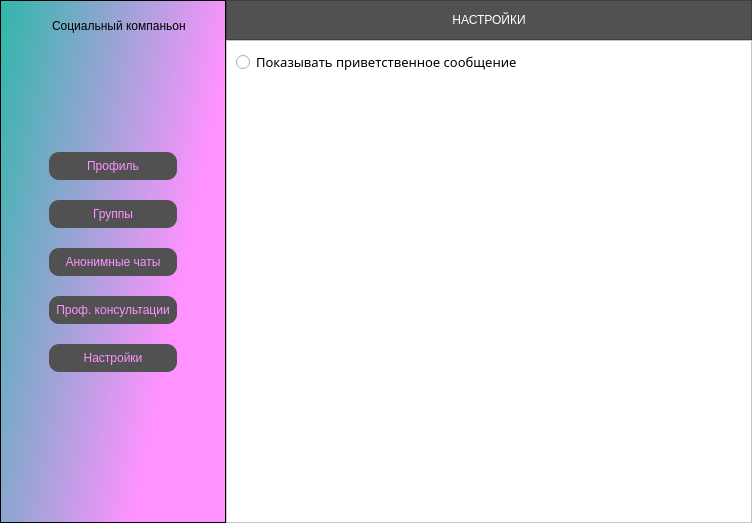
This is uis/main_win.ui in KIBORGm/amn_project as Qt 5 draws it before an edit. The edited form follows.
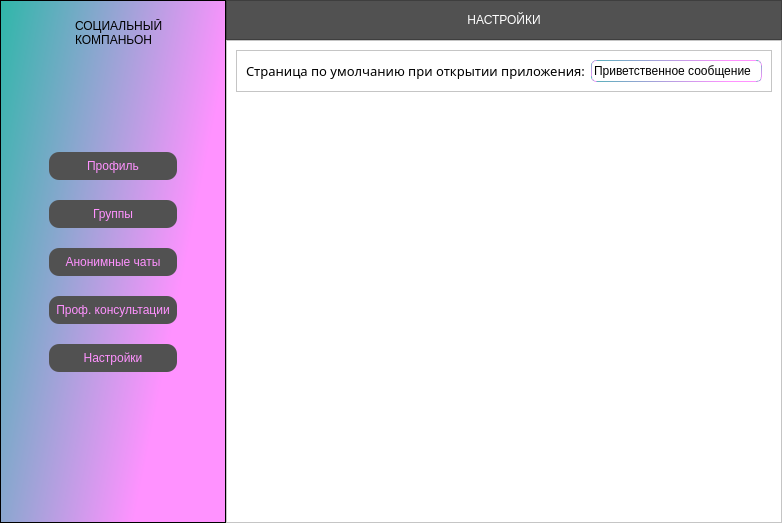
This is the edited form. Icons and pictures are not drawn.

```diff
--- a/uis/main_win.ui
+++ b/uis/main_win.ui
@@ -50,6 +50,9 @@
      <property name="frameShadow">
       <enum>QFrame::Raised</enum>
      </property>
+     <property name="lineWidth">
+      <number>0</number>
+     </property>
      <layout class="QVBoxLayout" name="verticalLayout">
       <item alignment="Qt::AlignHCenter|Qt::AlignTop">
        <widget class="QFrame" name="frame">
@@ -82,7 +85,10 @@
             <string notr="true">font: 10pt &quot;Gadugi&quot;;</string>
            </property>
            <property name="text">
-            <string>Социальный компаньон</string>
+            <string>СОЦИАЛЬНЫЙ КОМПАНЬОН</string>
+           </property>
+           <property name="wordWrap">
+            <bool>true</bool>
            </property>
           </widget>
          </item>
@@ -335,32 +341,7 @@
                   <item>
                    <widget class="QLabel" name="label_11">
                     <property name="text">
-                     <string>Редактирование профиля:</string>
-                    </property>
-                   </widget>
-                  </item>
-                  <item>
-                   <widget class="QLabel" name="label_12">
-                    <property name="font">
-                     <font>
-                      <family>Gadugi</family>
-                      <pointsize>10</pointsize>
-                      <weight>50</weight>
-                      <italic>false</italic>
-                      <bold>false</bold>
-                     </font>
-                    </property>
-                    <property name="text">
-                     <string>Логин:</string>
-                    </property>
-                   </widget>
-                  </item>
-                  <item>
-                   <widget class="QLineEdit" name="le_login">
-                    <property name="styleSheet">
-                     <string notr="true">border-radius: 5;
-border: 1px solid qlineargradient(spread:pad, x1:0, y1:0, x2:0.869, y2:0.403818, stop:0 rgba(46, 183, 169, 255), stop:1 rgba(255, 146, 255, 255));
-padding: 2;</string>
+                     <string>Редактирование профиля {profile_login}:</string>
                     </property>
                    </widget>
                   </item>
@@ -853,19 +834,97 @@
             <property name="frameShadow">
              <enum>QFrame::Raised</enum>
             </property>
-            <layout class="QFormLayout" name="formLayout">
-             <item row="0" column="0">
-              <widget class="QRadioButton" name="radioButton">
-               <property name="font">
-                <font>
-                 <pointsize>10</pointsize>
-                </font>
+            <layout class="QVBoxLayout" name="verticalLayout_16">
+             <item>
+              <widget class="QFrame" name="frame_2">
+               <property name="frameShape">
+                <enum>QFrame::StyledPanel</enum>
                </property>
-               <property name="text">
-                <string>Показывать приветственное сообщение</string>
+               <property name="frameShadow">
+                <enum>QFrame::Raised</enum>
                </property>
+               <layout class="QHBoxLayout" name="horizontalLayout_5">
+                <item>
+                 <widget class="QLabel" name="label_12">
+                  <property name="font">
+                   <font>
+                    <family>Gadugi</family>
+                    <pointsize>10</pointsize>
+                    <weight>50</weight>
+                    <italic>false</italic>
+                    <bold>false</bold>
+                   </font>
+                  </property>
+                  <property name="styleSheet">
+                   <string notr="true"/>
+                  </property>
+                  <property name="text">
+                   <string>Страница по умолчанию при открытии приложения:</string>
+                  </property>
+                 </widget>
+                </item>
+                <item>
+                 <widget class="QComboBox" name="comboBox">
+                  <property name="styleSheet">
+                   <string notr="true">QComboBox{
+border-radius: 5;
+border: 1px solid qlineargradient(spread:pad, x1:0, y1:0, x2:0.869, y2:0.403818, stop:0 rgba(46, 183, 169, 255), stop:1 rgba(255, 146, 255, 255));
+padding: 2;
+}
+QComboBox::drop-down { 
+height: 0px;                    
+width: 0px;
+					
+                     }</string>
+                  </property>
+                  <item>
+                   <property name="text">
+                    <string>Приветственное сообщение</string>
+                   </property>
+                  </item>
+                  <item>
+                   <property name="text">
+                    <string>Профиль</string>
+                   </property>
+                  </item>
+                  <item>
+                   <property name="text">
+                    <string>Группы</string>
+                   </property>
+                  </item>
+                  <item>
+                   <property name="text">
+                    <string>Анонимные чаты</string>
+                   </property>
+                  </item>
+                  <item>
+                   <property name="text">
+                    <string>Проф. Консультации</string>
+                   </property>
+                  </item>
+                  <item>
+                   <property name="text">
+                    <string>Настройки</string>
+                   </property>
+                  </item>
+                 </widget>
+                </item>
+               </layout>
               </widget>
              </item>
+             <item>
+              <spacer name="verticalSpacer">
+               <property name="orientation">
+                <enum>Qt::Vertical</enum>
+               </property>
+               <property name="sizeHint" stdset="0">
+                <size>
+                 <width>20</width>
+                 <height>40</height>
+                </size>
+               </property>
+              </spacer>
+             </item>
             </layout>
            </widget>
           </item>
```
Left out of the diff: 4 changed lines with no effect on the pictures.
